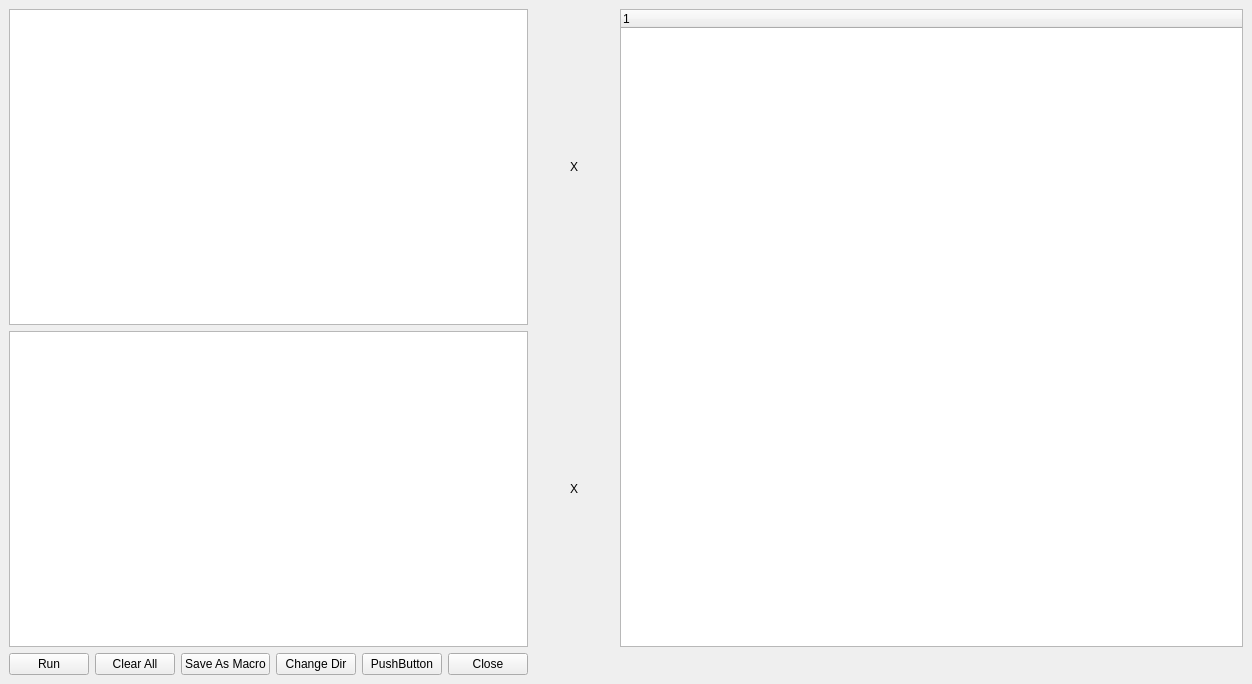
Old version of the form spectromicroscopy/smpgui/ui_console.ui in the repository praxes/praxes.
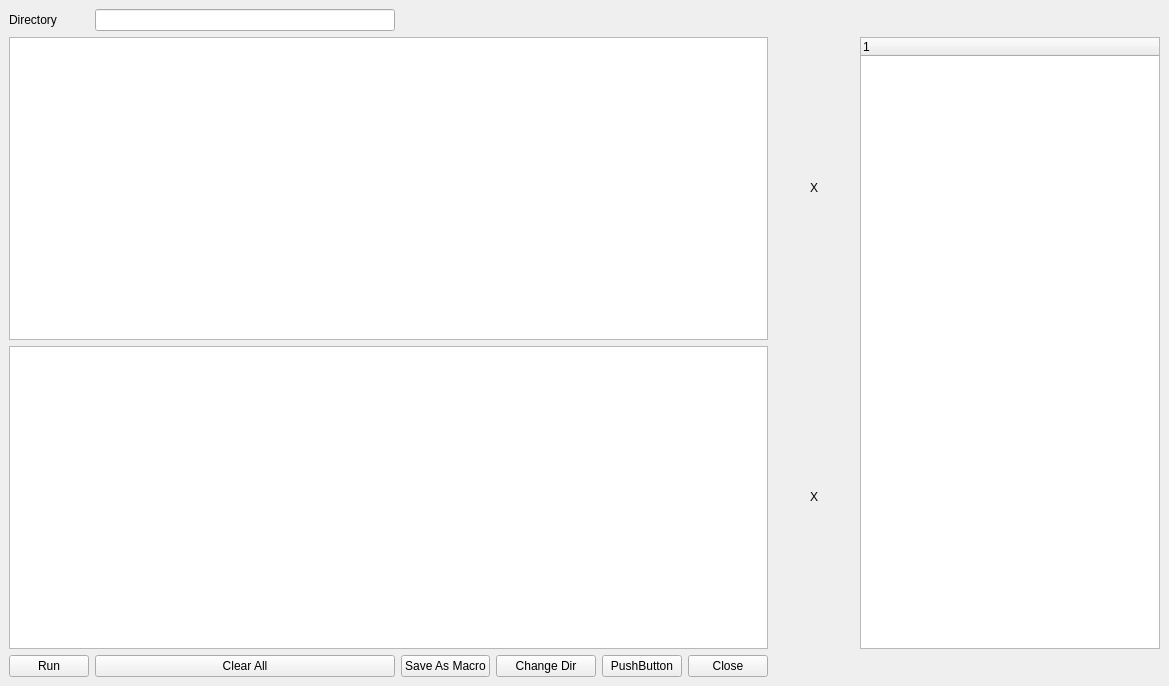
New version of the form.

Commit message: [svn] applied naming convention to Console Ui

```diff
--- a/spectromicroscopy/smpgui/ui_console.ui
+++ b/spectromicroscopy/smpgui/ui_console.ui
@@ -5,8 +5,8 @@
    <rect>
     <x>0</x>
     <y>0</y>
-    <width>1252</width>
-    <height>684</height>
+    <width>972</width>
+    <height>686</height>
    </rect>
   </property>
   <property name="windowTitle" >
@@ -14,10 +14,10 @@
   </property>
   <widget class="QWidget" name="centralwidget" >
    <layout class="QGridLayout" >
-    <item row="0" column="0" colspan="6" >
-     <widget class="QTextBrowser" name="Display" />
+    <item row="1" column="0" colspan="6" >
+     <widget class="QTextBrowser" name="textDisplay" />
     </item>
-    <item row="0" column="6" >
+    <item row="1" column="6" >
      <widget class="QPushButton" name="pushButton_3" >
       <property name="cursor" >
        <cursorShape>PointingHandCursor</cursorShape>
@@ -33,8 +33,14 @@
       </property>
      </widget>
     </item>
-    <item rowspan="2" row="0" column="7" >
+    <item rowspan="2" row="1" column="7" >
      <widget class="QTreeWidget" name="treeWidget" >
+      <property name="minimumSize" >
+       <size>
+        <width>300</width>
+        <height>600</height>
+       </size>
+      </property>
       <column>
        <property name="text" >
         <string>1</string>
@@ -42,14 +48,14 @@
       </column>
      </widget>
     </item>
-    <item row="1" column="0" colspan="6" >
-     <widget class="QTextEdit" name="KonsoleEm" >
+    <item row="2" column="0" colspan="6" >
+     <widget class="QTextEdit" name="textEditKonsole" >
       <property name="cursor" stdset="0" >
        <cursorShape>IBeamCursor</cursorShape>
       </property>
      </widget>
     </item>
-    <item row="1" column="6" >
+    <item row="2" column="6" >
      <widget class="QPushButton" name="pushButton_5" >
       <property name="text" >
        <string>X</string>
@@ -59,48 +65,86 @@
       </property>
      </widget>
     </item>
-    <item row="2" column="0" >
-     <widget class="QPushButton" name="Runner" >
+    <item row="3" column="0" >
+     <widget class="QPushButton" name="runButton" >
       <property name="text" >
        <string>Run</string>
       </property>
      </widget>
     </item>
-    <item row="2" column="1" >
+    <item row="3" column="1" >
      <widget class="QPushButton" name="pushButton_2" >
       <property name="text" >
        <string>Clear All</string>
       </property>
      </widget>
     </item>
-    <item row="2" column="2" >
-     <widget class="QPushButton" name="MacroSave" >
+    <item row="3" column="2" >
+     <widget class="QPushButton" name="macroSaveButton" >
       <property name="text" >
        <string>Save As Macro</string>
       </property>
      </widget>
     </item>
-    <item row="2" column="3" >
-     <widget class="QPushButton" name="changer" >
+    <item row="3" column="3" >
+     <widget class="QPushButton" name="changeDirButton" >
+      <property name="sizePolicy" >
+       <sizepolicy vsizetype="Fixed" hsizetype="Fixed" >
+        <horstretch>0</horstretch>
+        <verstretch>0</verstretch>
+       </sizepolicy>
+      </property>
+      <property name="minimumSize" >
+       <size>
+        <width>100</width>
+        <height>5</height>
+       </size>
+      </property>
+      <property name="maximumSize" >
+       <size>
+        <width>100</width>
+        <height>200</height>
+       </size>
+      </property>
       <property name="text" >
        <string>Change Dir</string>
       </property>
      </widget>
     </item>
-    <item row="2" column="4" >
+    <item row="3" column="4" >
      <widget class="QPushButton" name="pushButton" >
       <property name="text" >
        <string>PushButton</string>
       </property>
      </widget>
     </item>
-    <item row="2" column="5" >
-     <widget class="QPushButton" name="Closer" >
+    <item row="3" column="5" >
+     <widget class="QPushButton" name="closeButton" >
       <property name="text" >
        <string>Close</string>
       </property>
      </widget>
     </item>
+    <item row="0" column="1" >
+     <widget class="QLineEdit" name="dirLineEdit" >
+      <property name="minimumSize" >
+       <size>
+        <width>300</width>
+        <height>0</height>
+       </size>
+      </property>
+      <property name="readOnly" >
+       <bool>true</bool>
+      </property>
+     </widget>
+    </item>
+    <item row="0" column="0" >
+     <widget class="QLabel" name="label" >
+      <property name="text" >
+       <string>Directory</string>
+      </property>
+     </widget>
+    </item>
    </layout>
   </widget>
  </widget>
```
Left out of the diff: 38 changed lines with no effect on the pictures. The commit also changes 2 other files.
